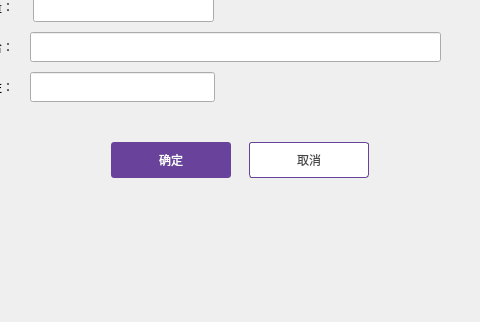
This is dialog/assetissuedialog.ui in realm520/gdwcoin as Qt 5 draws it before an edit; both pictures show x 247 to 727 and y 258 to 580 of the 960 by 580 pixel window. The edited form follows.
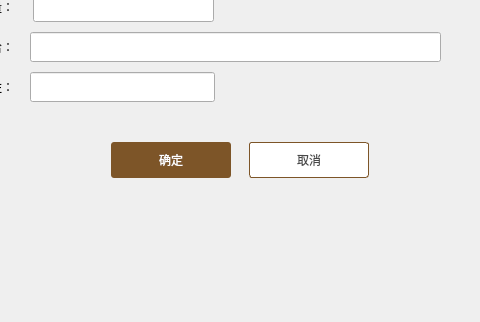
This is the edited form.

```diff
--- a/dialog/assetissuedialog.ui
+++ b/dialog/assetissuedialog.ui
@@ -52,8 +52,8 @@
       <enum>Qt::NoFocus</enum>
      </property>
      <property name="styleSheet">
-      <string notr="true">QToolButton{background-color:#ffffff;color:#484848;border:1px solid rgb(105,67,155);border-radius:3px;}
-QToolButton:hover{color:rgb(105,67,155);}</string>
+      <string notr="true">QToolButton{background-color:#ffffff;color:#484848;border:1px solid rgb(125,85,40);border-radius:3px;}
+QToolButton:hover{color:rgb(125,85,40);}</string>
      </property>
      <property name="text">
       <string>取消</string>
@@ -178,7 +178,7 @@
       <enum>Qt::NoFocus</enum>
      </property>
      <property name="styleSheet">
-      <string notr="true">QToolButton{background-color:rgb(105,67,155);color:#ffffff;border:none;border-radius:3px;}
+      <string notr="true">QToolButton{background-color:rgb(125,85,40);color:#ffffff;border:none;border-radius:3px;}
 QToolButton:hover{background-color:rgb(125,87,180);}
 QToolButton:disabled{background-color:#cecece;}</string>
      </property>
```
